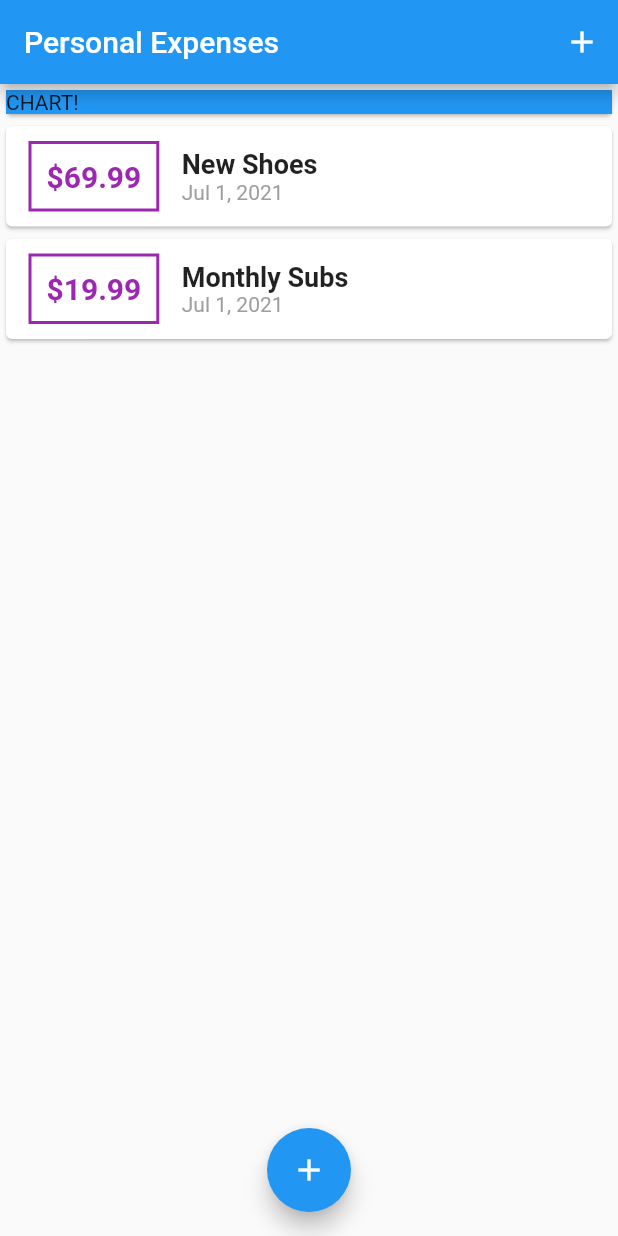
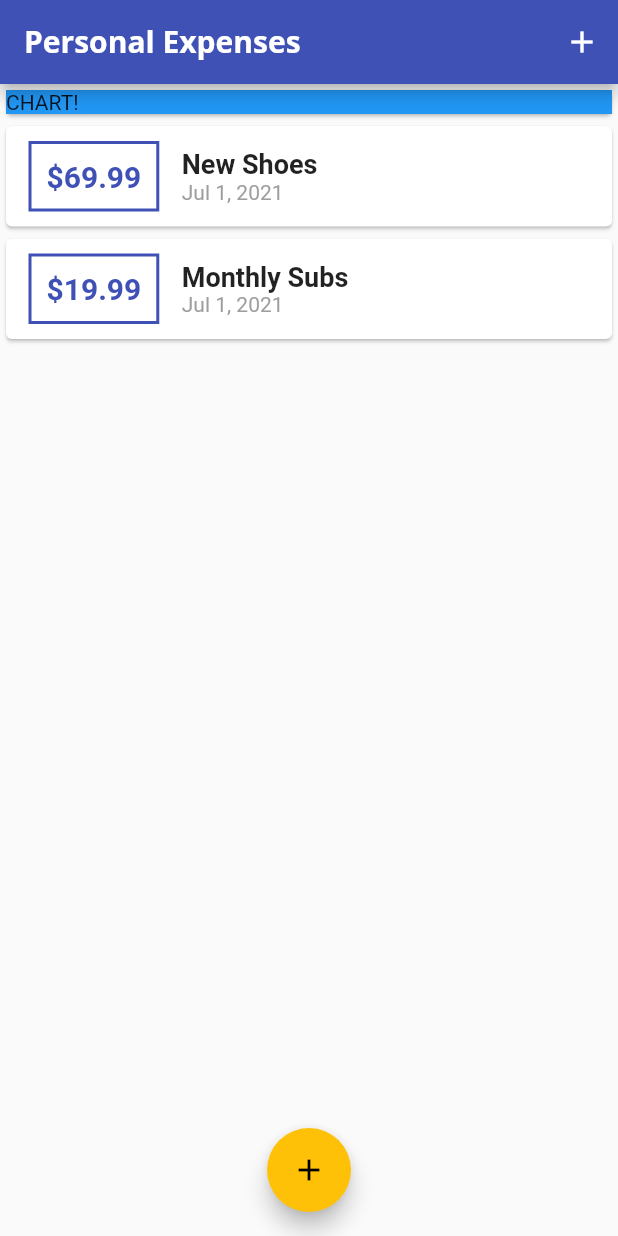
Before and after one commit to donnydevanda/personal-expenses, a Flutter app: the screen it shows after launch, on a phone screen of 412 x 824 dp. Run offline on Flutter 3.47's test engine with Material 2 defaults, Android fonts, the phone set to English and light mode, and no system bars.

Commit message:
custom fonts

```diff
--- a/lib/main.dart
+++ b/lib/main.dart
@@ -11,9 +11,28 @@ class MyApp extends StatelessWidget {
   @override
   Widget build(BuildContext context) {
     return MaterialApp(
-      title: 'Flutter Demo',
+      title: 'Personal Expenses',
       theme: ThemeData(
-        primarySwatch: Colors.blue,
+        primarySwatch: Colors.indigo,
+        accentColor: Colors.amber,
+        fontFamily: 'Quicksand',
+        textTheme: ThemeData.light().textTheme.copyWith(
+              title: TextStyle(
+                fontFamily: 'OpenSans',
+                fontWeight: FontWeight.bold,
+                fontSize: 18,
+              ),
+            ),
+        appBarTheme: AppBarTheme(
+          textTheme: ThemeData.light().textTheme.copyWith(
+                title: TextStyle(
+                  fontFamily: 'OpenSans',
+                  fontSize: 20,
+                  fontWeight: FontWeight.bold,
+                  color: Colors.white,
+                ),
+              ),
+        ),
       ),
       home: MyHomePage(),
     );
--- a/lib/widgets/transaction_list.dart
+++ b/lib/widgets/transaction_list.dart
@@ -23,7 +23,7 @@ class TransactionList extends StatelessWidget {
                   ),
                   decoration: BoxDecoration(
                     border: Border.all(
-                      color: Colors.purple,
+                      color: Theme.of(context).primaryColor,
                       width: 2,
                     ),
                   ),
@@ -33,7 +33,7 @@ class TransactionList extends StatelessWidget {
                     style: TextStyle(
                       fontWeight: FontWeight.bold,
                       fontSize: 20,
-                      color: Colors.purple,
+                      color: Theme.of(context).primaryColor,
                     ),
                   ),
                 ),
```
Also changed, not shown: pubspec.yaml (+11 -6 lines), assets/fonts/OpenSans-Bold.ttf (added), assets/fonts/OpenSans-Regular.ttf (added), assets/fonts/Quicksand-Bold.ttf (added), assets/fonts/Quicksand-Light.ttf (added), assets/fonts/Quicksand-Medium.ttf (added), assets/fonts/Quicksand-Regular.ttf (added).
